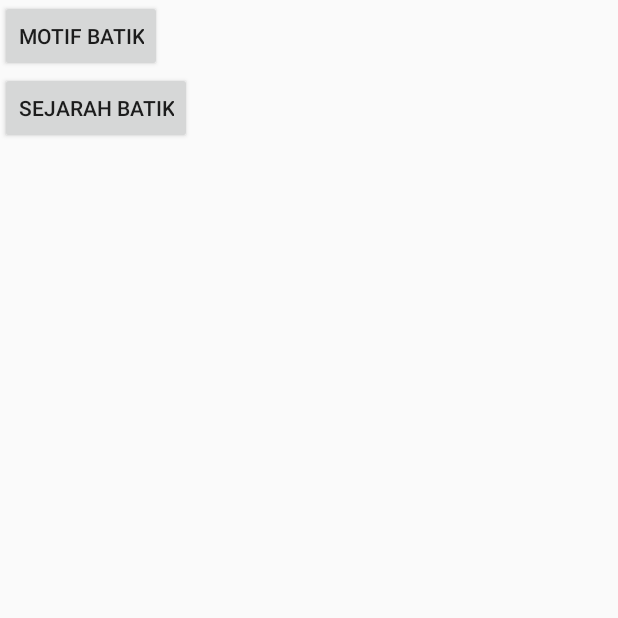
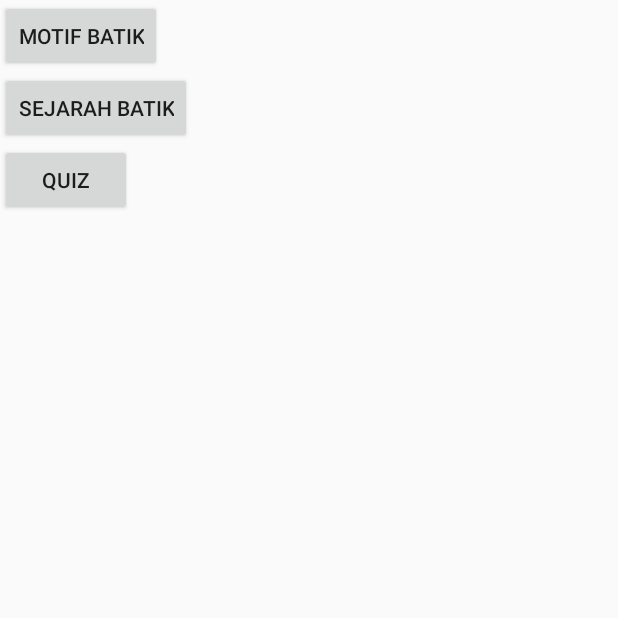
Before and after one commit to dimaszulfa/batiknusantara, an Android app: the DashboardAdminFragment screen opened through its navigation route, on a phone screen of 412 x 824 dp, the top half of it. Run offline under Robolectric (Android 15) with nearby library versions, the phone set to English and light mode, and no system bars.

Commit message:
add library leak canary & implement bottom sheet dialog

```diff
--- a/app/build.gradle
+++ b/app/build.gradle
@@ -52,6 +52,7 @@ dependencies {
     implementation 'androidx.annotation:annotation:1.3.0'
     implementation 'androidx.lifecycle:lifecycle-livedata-ktx:2.4.1'
     implementation 'androidx.lifecycle:lifecycle-viewmodel-ktx:2.4.1'
+    implementation 'androidx.recyclerview:recyclerview:1.2.1'
     testImplementation 'junit:junit:4.13.2'
     androidTestImplementation 'androidx.test.ext:junit:1.1.3'
     androidTestImplementation 'androidx.test.espresso:espresso-core:3.4.0'
@@ -102,6 +103,9 @@ dependencies {
     implementation 'com.github.bumptech.glide:glide:4.13.0'
     annotationProcessor 'com.github.bumptech.glide:compiler:4.13.0'
 
+    //memoryleaksdetector
+    debugImplementation 'com.squareup.leakcanary:leakcanary-android:2.9.1'
+
 
 
 }
--- a/app/src/main/res/layout/fragment_dashboard_admin.xml
+++ b/app/src/main/res/layout/fragment_dashboard_admin.xml
@@ -17,4 +17,11 @@
         android:layout_height="wrap_content"
         android:text="Sejarah Batik"/>
 
+    <Button
+    android:id="@+id/btnQuiz"
+    android:layout_width="wrap_content"
+    android:layout_height="wrap_content"
+    android:text="Quiz"/>
+
+
 </LinearLayout>
--- a/app/src/main/res/navigation/nav_graph.xml
+++ b/app/src/main/res/navigation/nav_graph.xml
@@ -106,6 +106,9 @@
         <action
             android:id="@+id/action_dashboardAdminFragment_to_historyFragment2"
             app:destination="@id/historyFragment2" />
+        <action
+            android:id="@+id/action_dashboardAdminFragment_to_listQuizFragment"
+            app:destination="@id/listQuizFragment" />
     </fragment>
     <fragment
         android:id="@+id/motiveFragment"
@@ -127,4 +130,18 @@
         android:name="com.dimaszulfa.batiknusantara.admin.HistoryFragment"
         android:label="fragment_history"
         tools:layout="@layout/fragment_history" />
+    <fragment
+        android:id="@+id/listQuizFragment"
+        android:name="com.dimaszulfa.batiknusantara.admin.ListQuizFragment"
+        android:label="fragment_list_quiz"
+        tools:layout="@layout/fragment_list_quiz" >
+        <action
+            android:id="@+id/action_listQuizFragment_to_addQuizBottomSheetDialog2"
+            app:destination="@id/addQuizBottomSheetDialog2" />
+    </fragment>
+    <dialog
+        android:id="@+id/addQuizBottomSheetDialog2"
+        android:name="com.dimaszulfa.batiknusantara.admin.AddQuizBottomSheetDialog"
+        android:label="fragment_add_quiz_bottom_sheet_dialog"
+        tools:layout="@layout/fragment_add_quiz_bottom_sheet_dialog" />
 </navigation>
```
Also changed, not shown: app/src/main/java/com/dimaszulfa/batiknusantara/admin/AddQuizBottomSheetDialog.kt (added, +23 -0 lines), app/src/main/java/com/dimaszulfa/batiknusantara/admin/DashboardAdminFragment.kt (+10 -0 lines), app/src/main/java/com/dimaszulfa/batiknusantara/admin/ListQuizFragment.kt (added, +33 -0 lines), app/src/main/res/layout/fragment_add_quiz_bottom_sheet_dialog.xml (added, +13 -0 lines), app/src/main/res/layout/fragment_list_quiz.xml (added, +14 -0 lines).
